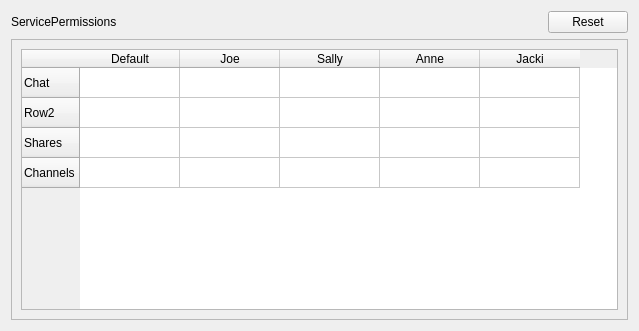
Old version of the form retroshare-gui/src/gui/settings/ServicePermissionsPage.ui in the repository RetroShare/RetroShare.
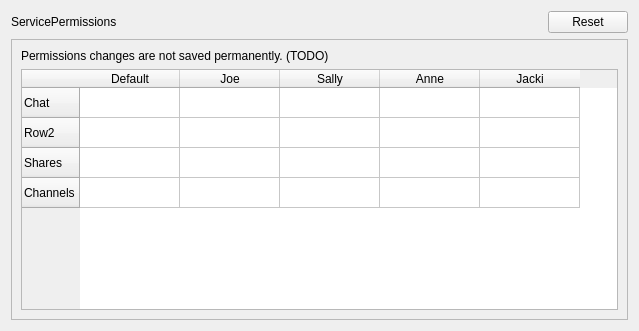
New version of the form.

Commit message: record Permission Changes and pass to libretroshare.

The edit to the form file:
```diff
--- a/retroshare-gui/src/gui/settings/ServicePermissionsPage.ui
+++ b/retroshare-gui/src/gui/settings/ServicePermissionsPage.ui
@@ -57,6 +57,13 @@
        </rect>
       </property>
       <layout class="QVBoxLayout" name="verticalLayout_2">
+       <item>
+        <widget class="QLabel" name="label_2">
+         <property name="text">
+          <string>Permissions changes are not saved permanently. (TODO)</string>
+         </property>
+        </widget>
+       </item>
        <item>
         <widget class="QTableWidget" name="tableWidget">
          <row>
```
The commit also changes 2 other files.
